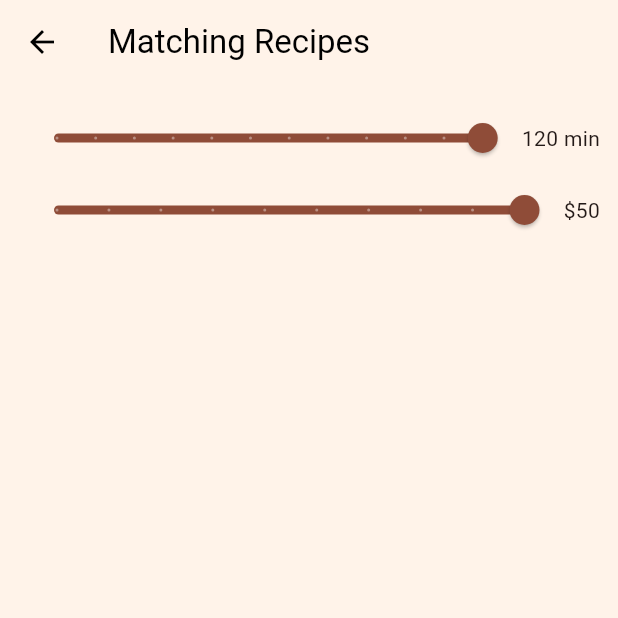
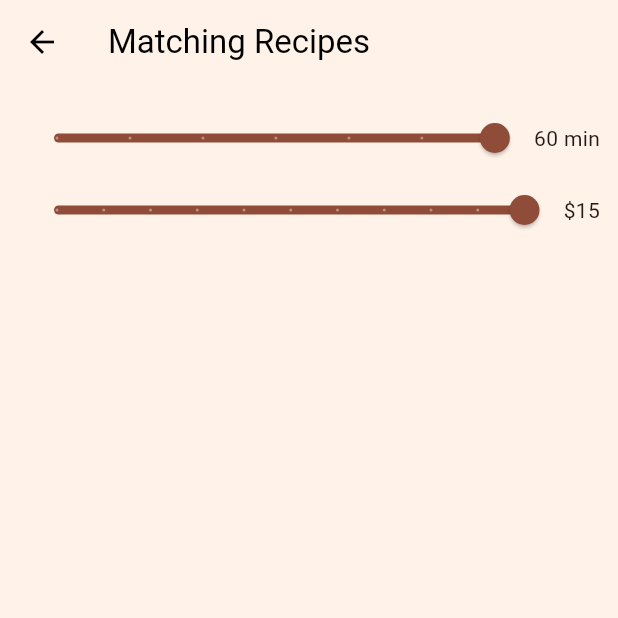
Before and after one commit to varsha698/PantryPalApp, a Flutter app: the MatchingRecipesScreen screen opened directly with empty values, on a phone screen of 412 x 824 dp, the top half of it. Run offline on Flutter 3.47's test engine with Material 3 defaults, Android fonts, the phone set to English and light mode, and no system bars; our stand-ins replace cloud_firestore, csv, firebase_auth, firebase_core, firebase_storage, image_picker; missing offline and left inert: firebase_app_check; accounts and stored records are empty.

Commit message:
Updated,CSV and filter settings: max time to 60 minutes, max budget to "

```diff
--- a/lib/screens/matching_recipes_screen.dart
+++ b/lib/screens/matching_recipes_screen.dart
@@ -17,8 +17,8 @@ class MatchingRecipesScreen extends StatefulWidget {
 }
 
 class _MatchingRecipesScreenState extends State<MatchingRecipesScreen> {
-  int maxTime = 120;
-  double maxBudget = 50;
+  int maxTime = 60;
+  double maxBudget = 15;
 
   int matchedCount(List<String> ingredients) {
     return ingredients
@@ -60,8 +60,8 @@ class _MatchingRecipesScreenState extends State<MatchingRecipesScreen> {
                         label: "Max Time: $maxTime min",
                         value: maxTime.toDouble(),
                         min: 10,
-                        max: 120,
-                        divisions: 11,
+                        max: 60,
+                        divisions: 6,
                         onChanged: (value) =>
                             setState(() => maxTime = value.toInt()),
                       ),
@@ -76,8 +76,8 @@ class _MatchingRecipesScreenState extends State<MatchingRecipesScreen> {
                         label: "Max Budget: \$$maxBudget",
                         value: maxBudget,
                         min: 5,
-                        max: 50,
-                        divisions: 9,
+                        max: 15,
+                        divisions: 10,
                         onChanged: (value) =>
                             setState(() => maxBudget = value),
                       ),
```
Also changed, not shown: assets/data/recipe.csv (+13 -3 lines), assets/images/alfredo.jpg (added), assets/images/chickpea_stew.jpg (added), assets/images/green_curry.jpg (added), assets/images/jackfruit_bbq.jpg (added), assets/images/peppers.jpg (added), assets/images/risotto.jpg (added), assets/images/salmon.jpg (added), assets/images/shrimp_rice.jpg (added), assets/images/stroganoff.jpg (added), assets/images/ziti.jpg (added).
